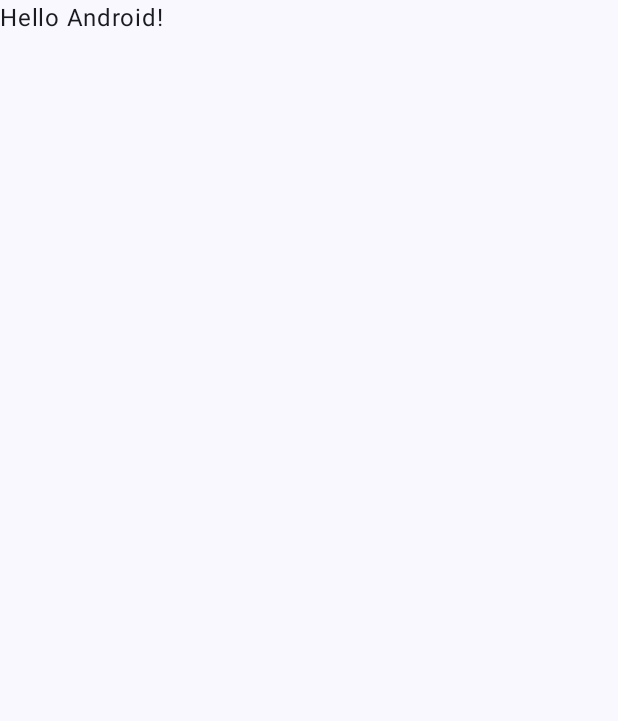
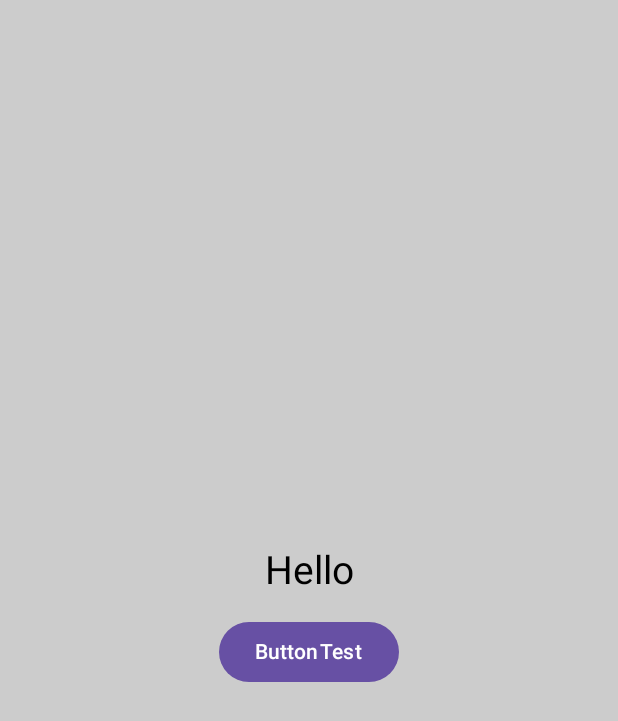
Before and after one commit to ismailmesut/AK025-KotlinStateManagementCompose, an Android app built with Jetpack Compose: the screen it shows after launch (MainActivity), on a phone screen of 412 x 824 dp. Before the commit the part shown is almost empty. Shown: the top 721 px of the screen. Run offline under Robolectric (Android 15) with nearby library versions, the phone set to English and light mode, and no system bars.

Commit message:
updated: other composables

```diff
--- a/app/src/main/java/com/ismailmesutmujde/kotlinstatemanagementcompose/MainActivity.kt
+++ b/app/src/main/java/com/ismailmesutmujde/kotlinstatemanagementcompose/MainActivity.kt
@@ -4,13 +4,22 @@ import android.os.Bundle
 import androidx.activity.ComponentActivity
 import androidx.activity.compose.setContent
 import androidx.activity.enableEdgeToEdge
+import androidx.compose.foundation.layout.Arrangement
+import androidx.compose.foundation.layout.Column
+import androidx.compose.foundation.layout.Spacer
 import androidx.compose.foundation.layout.fillMaxSize
 import androidx.compose.foundation.layout.padding
+import androidx.compose.material3.Button
 import androidx.compose.material3.Scaffold
+import androidx.compose.material3.Surface
 import androidx.compose.material3.Text
 import androidx.compose.runtime.Composable
+import androidx.compose.ui.Alignment
 import androidx.compose.ui.Modifier
+import androidx.compose.ui.graphics.Color
 import androidx.compose.ui.tooling.preview.Preview
+import androidx.compose.ui.unit.dp
+import androidx.compose.ui.unit.sp
 import com.ismailmesutmujde.kotlinstatemanagementcompose.ui.theme.KotlinStateManagementComposeTheme
 
 class MainActivity : ComponentActivity() {
@@ -18,30 +27,37 @@ class MainActivity : ComponentActivity() {
         super.onCreate(savedInstanceState)
         enableEdgeToEdge()
         setContent {
-            KotlinStateManagementComposeTheme {
-                Scaffold(modifier = Modifier.fillMaxSize()) { innerPadding ->
-                    Greeting(
-                        name = "Android",
-                        modifier = Modifier.padding(innerPadding)
-                    )
-                }
-            }
+            MainScreen()
         }
     }
 }
 
 @Composable
-fun Greeting(name: String, modifier: Modifier = Modifier) {
-    Text(
-        text = "Hello $name!",
-        modifier = modifier
-    )
+fun MainScreen() {
+    Surface(color = Color.LightGray) {
+        Column(modifier = Modifier.fillMaxSize(),
+            verticalArrangement = Arrangement.Center,
+            horizontalAlignment = Alignment.CenterHorizontally
+        ) {
+            Text(text = "Hello",
+                fontSize = 26.sp
+                )
+            Spacer(modifier = Modifier.padding(7.dp))
+            Button(onClick = {
+                println("clicked")
+            }) {
+                Text(text = "Button")
+                Text(text = "Test")
+            }
+        }
+    }
+
+
+
 }
 
 @Preview(showBackground = true)
 @Composable
 fun GreetingPreview() {
-    KotlinStateManagementComposeTheme {
-        Greeting("Android")
-    }
+    MainScreen()
 }
```
